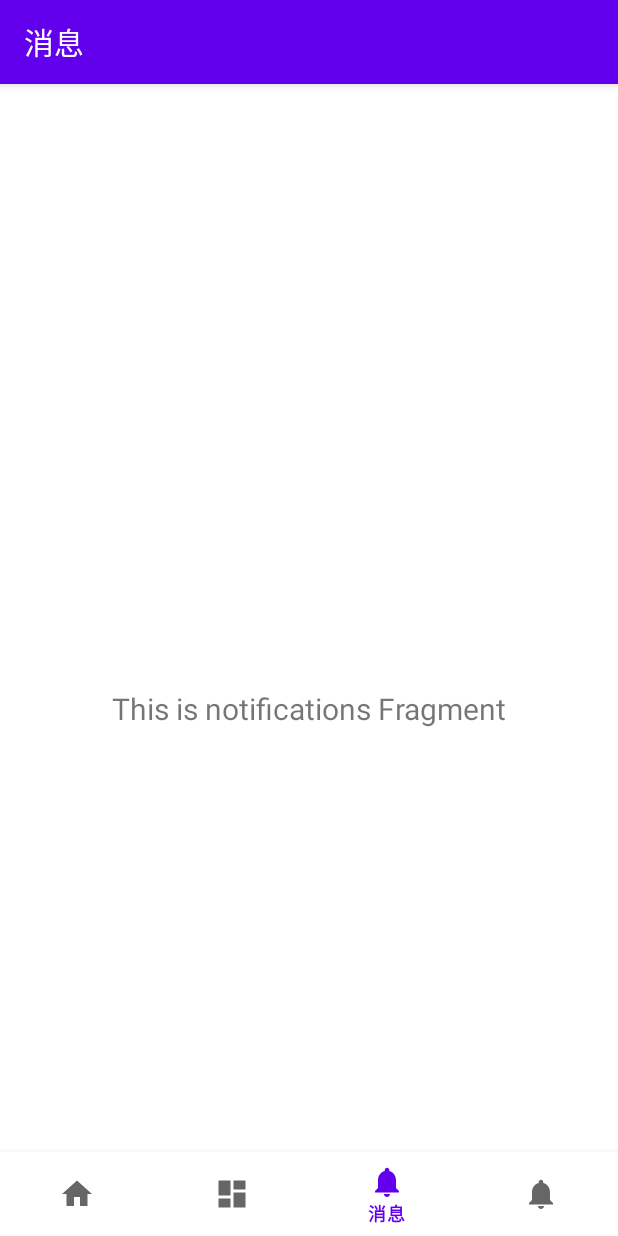
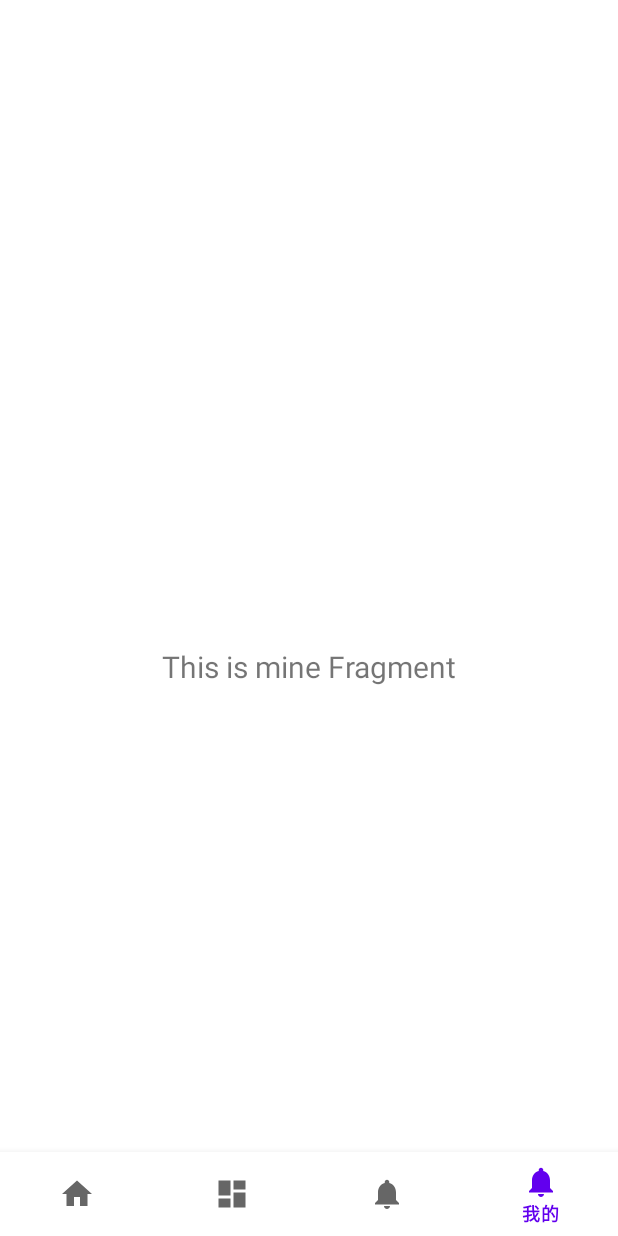
Before and after one commit to 1vyyyyyy/BreakIce, an Android app: the screen it shows after launch (MainActivity), item 4 of the bottom bar chosen, on a phone screen of 412 x 824 dp. Run offline under Robolectric (Android 15) with nearby library versions, the phone set to English and light mode, and no system bars; our stand-ins replace navigation-ui.

Commit message:
fix mine Fragment

```diff
--- a/app/src/main/java/com/exe/breakice/MainActivity.kt
+++ b/app/src/main/java/com/exe/breakice/MainActivity.kt
@@ -1,6 +1,7 @@
 package com.exe.breakice
 
 import android.os.Bundle
+import androidx.appcompat.app.ActionBar
 import com.google.android.material.bottomnavigation.BottomNavigationView
 import androidx.appcompat.app.AppCompatActivity
 import androidx.navigation.findNavController
@@ -16,6 +17,8 @@ class MainActivity : AppCompatActivity() {
     override fun onCreate(savedInstanceState: Bundle?) {
         super.onCreate(savedInstanceState)
 
+        supportActionBar?.hide()
+
         binding = ActivityMainBinding.inflate(layoutInflater)
         setContentView(binding.root)
 
@@ -26,7 +29,7 @@ class MainActivity : AppCompatActivity() {
         // menu should be considered as top level destinations.
         val appBarConfiguration = AppBarConfiguration(
             setOf(
-                R.id.navigation_home, R.id.navigation_dashboard, R.id.navigation_notifications
+                R.id.navigation_home, R.id.navigation_dashboard, R.id.navigation_notifications, R.id.navigation_mine
             )
         )
         setupActionBarWithNavController(navController, appBarConfiguration)
--- /dev/null
+++ b/app/src/main/java/com/exe/breakice/ui/mine/MineFragment.kt
@@ -0,0 +1,42 @@
+package com.exe.breakice.ui.mine
+
+import android.os.Bundle
+import android.view.LayoutInflater
+import android.view.View
+import android.view.ViewGroup
+import android.widget.TextView
+import androidx.fragment.app.Fragment
+import androidx.lifecycle.ViewModelProvider
+import com.exe.breakice.databinding.FragmentMineBinding
+
+class MineFragment : Fragment() {
+
+    private var _binding: FragmentMineBinding? = null
+
+    // This property is only valid between onCreateView and
+    // onDestroyView.
+    private val binding get() = _binding!!
+
+    override fun onCreateView(
+        inflater: LayoutInflater,
+        container: ViewGroup?,
+        savedInstanceState: Bundle?
+    ): View {
+        val dashboardViewModel =
+            ViewModelProvider(this).get(MineViewModel::class.java)
+
+        _binding = FragmentMineBinding.inflate(inflater, container, false)
+        val root: View = binding.root
+
+        val textView: TextView = binding.textMine
+        dashboardViewModel.text.observe(viewLifecycleOwner) {
+            textView.text = it
+        }
+        return root
+    }
+
+    override fun onDestroyView() {
+        super.onDestroyView()
+        _binding = null
+    }
+}
--- /dev/null
+++ b/app/src/main/java/com/exe/breakice/ui/mine/MineViewModel.kt
@@ -0,0 +1,14 @@
+package com.exe.breakice.ui.mine
+
+import androidx.lifecycle.LiveData
+import androidx.lifecycle.MutableLiveData
+import androidx.lifecycle.ViewModel
+
+class MineViewModel : ViewModel() {
+
+    private val _text =  MutableLiveData<String>().apply {
+        value = "This is mine Fragment"
+    }
+
+    val text : LiveData<String> = _text
+}
--- /dev/null
+++ b/app/src/main/res/layout/fragment_mine.xml
@@ -0,0 +1,23 @@
+<?xml version="1.0" encoding="utf-8"?>
+<androidx.constraintlayout.widget.ConstraintLayout xmlns:android="http://schemas.android.com/apk/res/android"
+    xmlns:app="http://schemas.android.com/apk/res-auto"
+    xmlns:tools="http://schemas.android.com/tools"
+    android:layout_width="match_parent"
+    android:layout_height="match_parent"
+    tools:context=".ui.mine.MineFragment">
+
+    <TextView
+        android:id="@+id/text_mine"
+        android:layout_width="match_parent"
+        android:layout_height="wrap_content"
+        android:layout_marginStart="8dp"
+        android:layout_marginTop="8dp"
+        android:layout_marginEnd="8dp"
+        android:textAlignment="center"
+        android:textSize="20sp"
+        app:layout_constraintBottom_toBottomOf="parent"
+        app:layout_constraintEnd_toEndOf="parent"
+        app:layout_constraintStart_toStartOf="parent"
+        app:layout_constraintTop_toTopOf="parent" />
+
+</androidx.constraintlayout.widget.ConstraintLayout>
--- a/app/src/main/res/navigation/mobile_navigation.xml
+++ b/app/src/main/res/navigation/mobile_navigation.xml
@@ -22,4 +22,10 @@
         android:name="com.exe.breakice.ui.notifications.NotificationsFragment"
         android:label="@string/title_notifications"
         tools:layout="@layout/fragment_notifications" />
+
+    <fragment
+        android:id="@+id/navigation_mine"
+        android:name="com.exe.breakice.ui.mine.MineFragment"
+        android:label="我的"
+        tools:layout="@layout/fragment_mine" />
 </navigation>
--- a/build.gradle
+++ b/build.gradle
@@ -1,7 +1,7 @@
 // Top-level build file where you can add configuration options common to all sub-projects/modules.
 plugins {
-    id 'com.android.application' version '7.2.1' apply false
-    id 'com.android.library' version '7.2.1' apply false
+    id 'com.android.application' version '7.2.2' apply false
+    id 'com.android.library' version '7.2.2' apply false
     id 'org.jetbrains.kotlin.android' version '1.6.10' apply false
 }
 
```
